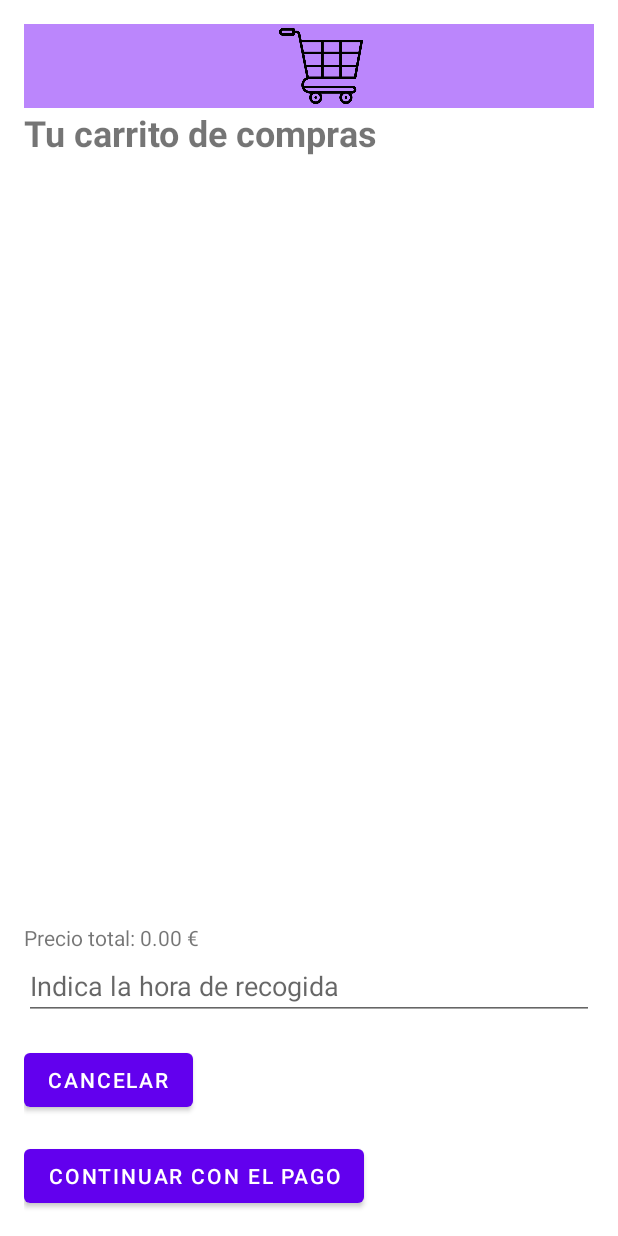
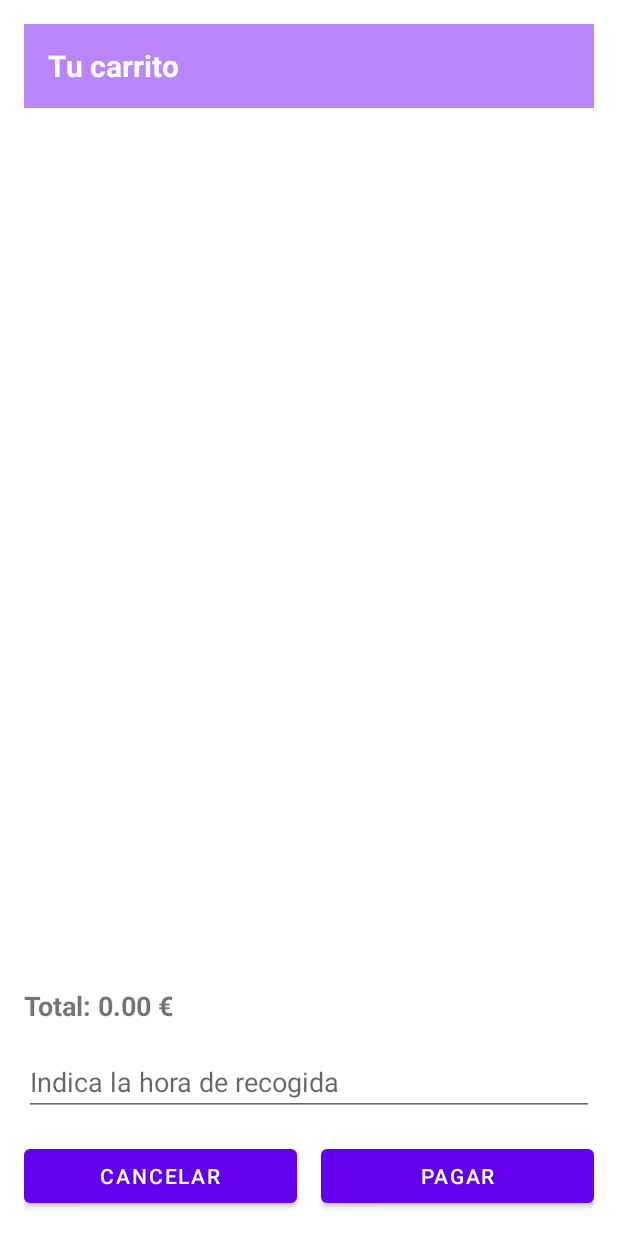
Before and after one commit to inspedralbes/transversal-tr1-2024-2025-android-dam_24_25_tr1g7_android, an Android app built with Jetpack Compose: the CartActivity screen opened directly, with no data from a screen before it, on a phone screen of 412 x 824 dp. Run offline under Robolectric (Android 15) with nearby library versions, the phone set to English and light mode, and no system bars; pictures from the network do not load.

Commit message:
Commit mejora del carrito y de la interfaz

```diff
--- a/app/build.gradle.kts
+++ b/app/build.gradle.kts
@@ -75,6 +75,7 @@ dependencies {
     implementation(libs.androidx.ui.tooling.preview)
     implementation(libs.androidx.material3)
     implementation(libs.androidx.runtime.saved.instance.state)
+    implementation(libs.play.services.analytics.impl)
     testImplementation(libs.junit)
     androidTestImplementation(libs.androidx.junit)
     androidTestImplementation(libs.androidx.espresso.core)
--- a/app/src/main/java/com/example/loginapp/ApiService.kt
+++ b/app/src/main/java/com/example/loginapp/ApiService.kt
@@ -1,5 +1,6 @@
 package com.example.loginapp
 
+import Product
 import retrofit2.Call
 import retrofit2.http.GET
 import retrofit2.http.POST
--- a/app/src/main/java/com/example/loginapp/CartActivity.kt
+++ b/app/src/main/java/com/example/loginapp/CartActivity.kt
@@ -1,6 +1,6 @@
-
 package com.example.loginapp
 
+import Product
 import android.os.Bundle
 import android.widget.Button
 import android.widget.EditText
@@ -12,9 +12,8 @@ import androidx.recyclerview.widget.RecyclerView
 import com.example.proyecte01.R
 
 class CartActivity : AppCompatActivity() {
-
-    private lateinit var recyclerView: RecyclerView
-    private lateinit var productAdapter: ProductAdapter
+    private lateinit var cartAdapter: CartAdapter
+    private var cartProducts: MutableList<Product> = mutableListOf()
     private lateinit var totalPriceTextView: TextView
     private lateinit var pickupTimeEditText: EditText
 
@@ -22,41 +21,76 @@ class CartActivity : AppCompatActivity() {
         super.onCreate(savedInstanceState)
         setContentView(R.layout.activity_cart)
 
+        val recyclerView: RecyclerView = findViewById(R.id.cartRecyclerView)
+        totalPriceTextView = findViewById(R.id.totalPriceTextView)
+        pickupTimeEditText = findViewById(R.id.pickupTimeEditText)
+        val checkoutButton: Button = findViewById(R.id.checkoutButton)
+        val cancelButton: Button = findViewById(R.id.cancelButton)
 
-        recyclerView = findViewById(R.id.recyclerViewCart)
-        totalPriceTextView = findViewById(R.id.totalPrice)
-        pickupTimeEditText = findViewById(R.id.pickupTime)
+        cartProducts = intent.getParcelableArrayListExtra<Product>("cart_products")?.toMutableList() ?: mutableListOf()
 
+        cartAdapter = CartAdapter(
+            cartProducts,
+            onIncreaseQuantity = { product -> updateProductQuantity(product, increase = true) },
+            onDecreaseQuantity = { product -> updateProductQuantity(product, increase = false) },
+            onRemoveProduct = { product -> removeProduct(product) }
+        )
 
-        val cartProducts: List<Product> = intent.getParcelableArrayListExtra("cart_products") ?: emptyList()
-
-
-        productAdapter = ProductAdapter(cartProducts, {}, false, {})
-        recyclerView.layoutManager = LinearLayoutManager(this)
-        recyclerView.adapter = productAdapter
-
-
-        val totalPrice = cartProducts.sumOf { it.price }
-        totalPriceTextView.text = String.format("Precio total: %.2f €", totalPrice)
-
-
-        val cancelButton: Button = findViewById(R.id.cancelButton)
-        cancelButton.setOnClickListener {
-
-            finish()
+        recyclerView.apply {
+            adapter = cartAdapter
+            layoutManager = LinearLayoutManager(this@CartActivity)
         }
 
+        updateTotalPrice()
 
-        val checkoutButton: Button = findViewById(R.id.checkoutButton)
-        checkoutButton.setOnClickListener {
-            val pickupTime = pickupTimeEditText.text.toString().trim()
-            if (pickupTime.isEmpty()) {
+        checkoutButton.setOnClickListener { processCheckout() }
+        cancelButton.setOnClickListener { finish() }
+    }
 
-                pickupTimeEditText.error = "Por favor, indica la hora de recogida"
-            } else {
-
-                Toast.makeText(this, "Hora de recogida: $pickupTime", Toast.LENGTH_SHORT).show()
+    private fun updateProductQuantity(product: Product, increase: Boolean) {
+        when {
+            increase && product.quantityInCart < product.stock -> {
+                product.quantityInCart++
+                updateCartAndUI()
+            }
+            !increase && product.quantityInCart > 1 -> {
+                product.quantityInCart--
+                updateCartAndUI()
+            }
+            !increase && product.quantityInCart == 1 -> {
+                removeProduct(product)
+            }
+            else -> {
+                Toast.makeText(this, "No hay más stock disponible", Toast.LENGTH_SHORT).show()
             }
         }
     }
+
+    private fun removeProduct(product: Product) {
+        cartProducts.remove(product)
+        updateCartAndUI()
+        Toast.makeText(this, "${product.product_name} eliminado del carrito", Toast.LENGTH_SHORT).show()
+    }
+
+    private fun updateCartAndUI() {
+        cartAdapter.notifyDataSetChanged()
+        updateTotalPrice()
+    }
+
+    private fun updateTotalPrice() {
+        val total = cartProducts.sumOf { it.price * it.quantityInCart }
+        totalPriceTextView.text = String.format("Total: %.2f €", total)
+    }
+
+    private fun processCheckout() {
+        val pickupTime = pickupTimeEditText.text.toString()
+        if (pickupTime.isBlank()) {
+            Toast.makeText(this, "Por favor, indica la hora de recogida", Toast.LENGTH_SHORT).show()
+            return
+        }
+
+        // Aquí iría la lógica para procesar el pedido
+        Toast.makeText(this, "Procesando pedido para recoger a las $pickupTime", Toast.LENGTH_SHORT).show()
+        // Implementar la lógica real de checkout aquí
+    }
 }
--- a/app/src/main/java/com/example/loginapp/ProductDetailActivity.kt
+++ b/app/src/main/java/com/example/loginapp/ProductDetailActivity.kt
@@ -1,5 +1,6 @@
 package com.example.loginapp
 
+import Product
 import android.os.Bundle
 import android.widget.ImageButton
 import android.widget.ImageView
--- /dev/null
+++ b/app/src/main/res/drawable/ic_error_image.xml
@@ -0,0 +1,5 @@
+<vector xmlns:android="http://schemas.android.com/apk/res/android" android:height="24dp" android:tint="#000000" android:viewportHeight="24" android:viewportWidth="24" android:width="24dp">
+
+    <path android:fillColor="@android:color/white" android:pathData="M12,2C6.48,2 2,6.48 2,12s4.48,10 10,10 10,-4.48 10,-10S17.52,2 12,2zM13,17h-2v-2h2v2zM13,13h-2L11,7h2v6z"/>
+
+</vector>
--- a/app/src/main/res/layout/activity_cart.xml
+++ b/app/src/main/res/layout/activity_cart.xml
@@ -6,67 +6,67 @@
     android:padding="16dp">
 
     <androidx.appcompat.widget.Toolbar
+        android:id="@+id/cartToolbar"
         android:layout_width="match_parent"
         android:layout_height="?attr/actionBarSize"
         android:background="@color/purple_200">
 
-        <android.widget.SearchView
-            android:id="@+id/searchView"
+        <TextView
+            android:layout_width="wrap_content"
+            android:layout_height="wrap_content"
+            android:text="Tu carrito"
+            android:textColor="@android:color/white"
+            android:textSize="20sp"
+            android:textStyle="bold" />
+
+    </androidx.appcompat.widget.Toolbar>
+
+    <androidx.recyclerview.widget.RecyclerView
+        android:id="@+id/cartRecyclerView"
+        android:layout_width="match_parent"
+        android:layout_height="0dp"
+        android:layout_weight="1"
+        android:layout_marginTop="16dp" />
+
+    <TextView
+        android:id="@+id/totalPriceTextView"
+        android:layout_width="wrap_content"
+        android:layout_height="wrap_content"
+        android:layout_marginTop="16dp"
+        android:text="Total: 0.00 €"
+        android:textSize="18sp"
+        android:textStyle="bold" />
+
+    <EditText
+        android:id="@+id/pickupTimeEditText"
+        android:layout_width="match_parent"
+        android:layout_height="wrap_content"
+        android:layout_marginTop="16dp"
+        android:hint="Indica la hora de recogida"
+        android:inputType="time" />
+
+    <LinearLayout
+        android:layout_width="match_parent"
+        android:layout_height="wrap_content"
+        android:orientation="horizontal"
+        android:layout_marginTop="16dp">
+
+        <Button
+            android:id="@+id/cancelButton"
             android:layout_width="0dp"
             android:layout_height="wrap_content"
             android:layout_weight="1"
-            android:iconifiedByDefault="false"
-            android:queryHint="Buscar productos" />
+            android:text="Cancelar"
+            android:layout_marginEnd="8dp" />
 
-        <ImageView
-            android:id="@+id/cartIcon"
-            android:layout_width="wrap_content"
+        <Button
+            android:id="@+id/checkoutButton"
+            android:layout_width="0dp"
             android:layout_height="wrap_content"
-            android:src="@drawable/ic_cart"
-            android:contentDescription="@string/cart"
-            android:layout_marginStart="16dp" />
-    </androidx.appcompat.widget.Toolbar>
+            android:layout_weight="1"
+            android:text="Pagar"
+            android:layout_marginStart="8dp" />
 
-    <TextView
-        android:id="@+id/cartTitle"
-        android:layout_width="wrap_content"
-        android:layout_height="wrap_content"
-        android:text="Tu carrito de compras"
-        android:textSize="24sp"
-        android:textStyle="bold"
-        android:layout_marginBottom="16dp"/>
+    </LinearLayout>
 
-    <androidx.recyclerview.widget.RecyclerView
-        android:id="@+id/recyclerViewCart"
-        android:layout_width="match_parent"
-        android:layout_height="0dp"
-        android:layout_weight="1"
-        android:nestedScrollingEnabled="false"/>
-
-    <TextView
-        android:id="@+id/totalPrice"
-        android:layout_width="wrap_content"
-        android:layout_height="wrap_content"
-        android:text="Precio total: 0.00 €"
-        android:layout_marginTop="16dp"/>
-
-    <EditText
-        android:id="@+id/pickupTime"
-        android:layout_width="match_parent"
-        android:layout_height="wrap_content"
-        android:hint="Indica la hora de recogida" />
-
-    <Button
-        android:id="@+id/cancelButton"
-        android:layout_width="wrap_content"
-        android:layout_height="wrap_content"
-        android:text="Cancelar"
-        android:layout_marginTop="16dp"/>
-
-    <Button
-        android:id="@+id/checkoutButton"
-        android:layout_width="wrap_content"
-        android:layout_height="wrap_content"
-        android:text="Continuar con el pago"
-        android:layout_marginTop="16dp"/>
 </LinearLayout>
--- a/gradle/libs.versions.toml
+++ b/gradle/libs.versions.toml
@@ -14,6 +14,7 @@ foundationAndroid = "1.7.4"
 material3Android = "1.3.0"
 material = "1.12.0"
 runtimeSavedInstanceState = "1.0.0-alpha11"
+playServicesAnalyticsImpl = "18.2.0"
 
 [libraries]
 androidx-core-ktx = { group = "androidx.core", name = "core-ktx", version.ref = "coreKtx" }
@@ -32,6 +33,7 @@ androidx-ui-test-junit4 = { group = "androidx.compose.ui", name = "ui-test-junit
 androidx-material3 = { group = "androidx.compose.material3", name = "material3" }
 androidx-appcompat = { group = "androidx.appcompat", name = "appcompat", version.ref = "appcompat" }
 androidx-runtime-saved-instance-state = { group = "androidx.compose.runtime", name = "runtime-saved-instance-state", version.ref = "runtimeSavedInstanceState" }
+play-services-analytics-impl = { group = "com.google.android.gms", name = "play-services-analytics-impl", version.ref = "playServicesAnalyticsImpl" }
 
 [plugins]
 android-application = { id = "com.android.application", version.ref = "agp" }
```
Also changed, not shown: app/src/main/java/com/example/loginapp/CartAdapter.kt (added, +66 -0 lines), app/src/main/java/com/example/loginapp/MainActivity.kt (+23 -5 lines), app/src/main/java/com/example/loginapp/Product.kt (+6 -5 lines), app/src/main/java/com/example/loginapp/ProductAdapter.kt (+7 -7 lines), app/src/main/res/layout/item_cart_product.xml (added, +69 -0 lines), app/src/main/res/layout/item_product.xml (+41 -25 lines).
